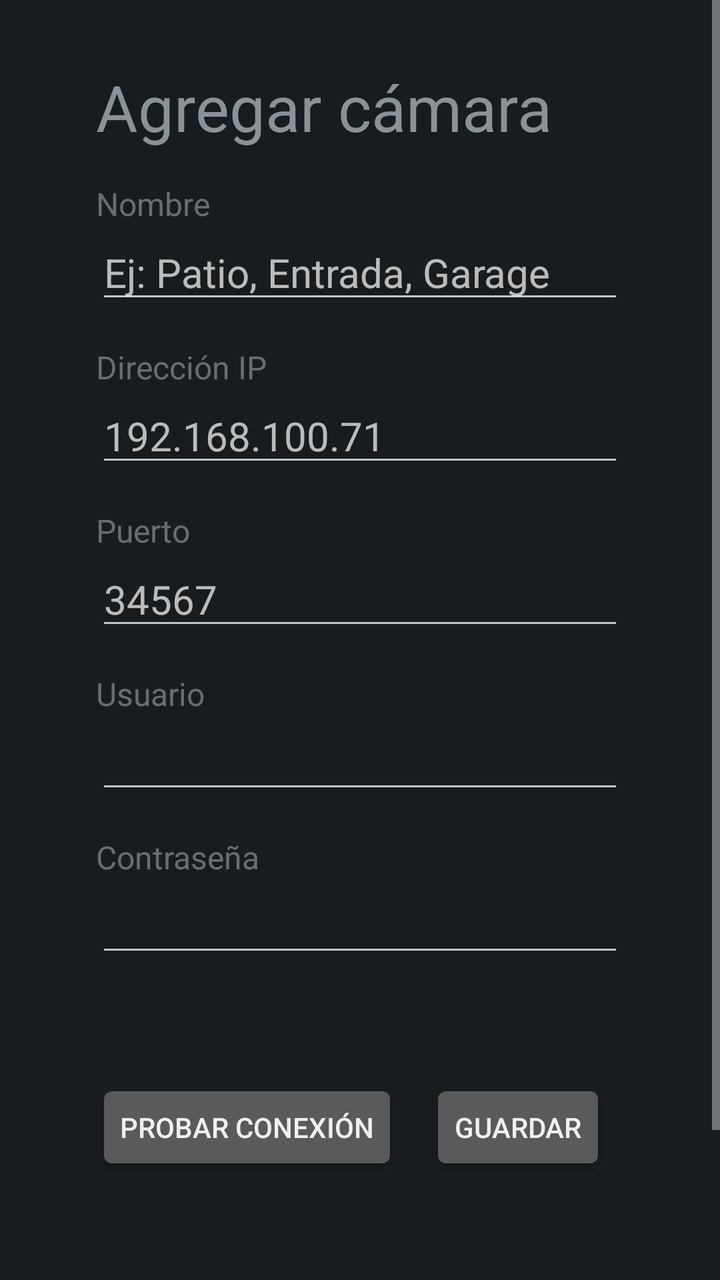
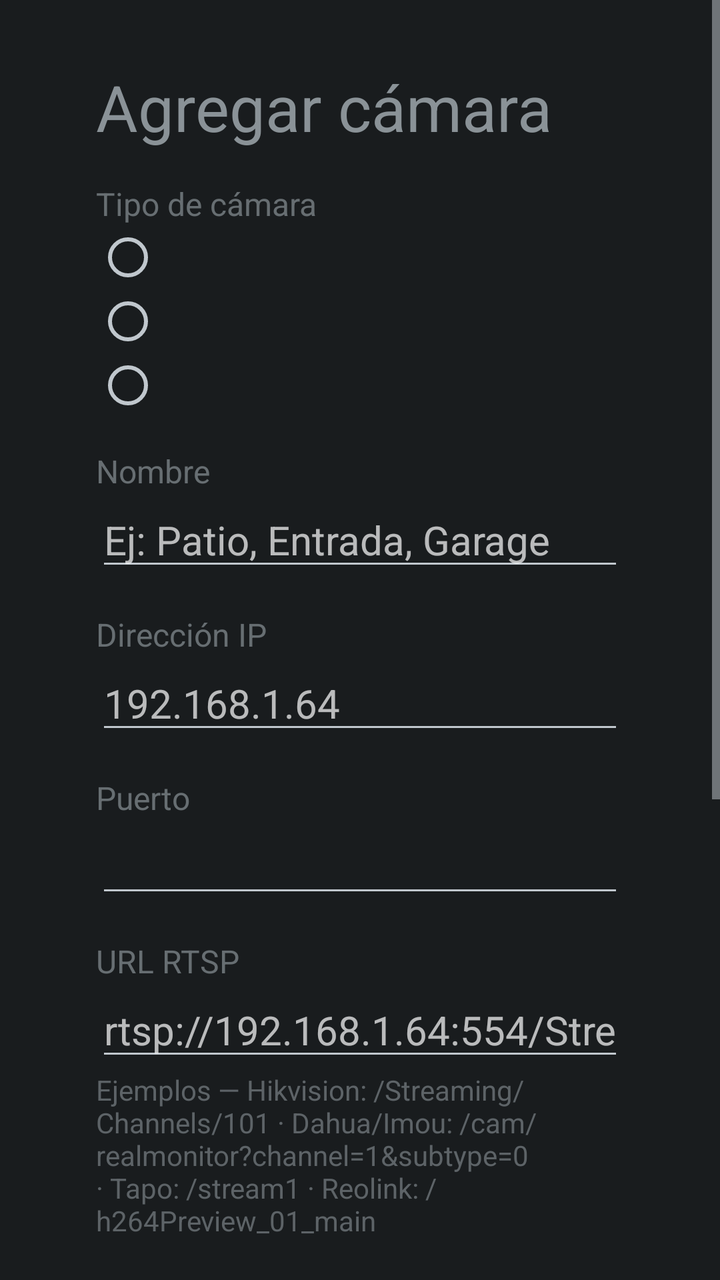

An Android layout rendered at two revisions. The XML below is the earlier revision; the diff shows what the commit changed to produce the second picture.
<!-- AndroidManifest.xml: activity theme android:Theme.DeviceDefault.NoActionBar -->
<!-- res/layout/activity_camera_edit.xml -->
<?xml version="1.0" encoding="utf-8"?>
<ScrollView xmlns:android="http://schemas.android.com/apk/res/android"
    android:layout_width="match_parent"
    android:layout_height="match_parent">

    <LinearLayout
        android:layout_width="match_parent"
        android:layout_height="wrap_content"
        android:orientation="vertical"
        android:paddingHorizontal="48dp"
        android:paddingVertical="32dp">

        <TextView
            android:id="@+id/title"
            android:layout_width="wrap_content"
            android:layout_height="wrap_content"
            android:text="Agregar cámara"
            android:textSize="32sp" />

        <TextView style="@style/FieldLabel" android:text="Nombre" />
        <EditText
            android:id="@+id/name"
            style="@style/Field"
            android:hint="Ej: Patio, Entrada, Garage"
            android:inputType="textCapSentences" />

        <TextView style="@style/FieldLabel" android:text="Dirección IP" />
        <EditText
            android:id="@+id/host"
            style="@style/Field"
            android:digits="0123456789."
            android:hint="192.168.100.71"
            android:inputType="number|numberDecimal" />

        <TextView style="@style/FieldLabel" android:text="Puerto" />
        <EditText
            android:id="@+id/port"
            style="@style/Field"
            android:hint="34567"
            android:inputType="number" />

        <TextView style="@style/FieldLabel" android:text="Usuario" />
        <EditText
            android:id="@+id/user"
            style="@style/Field"
            android:inputType="text" />

        <TextView style="@style/FieldLabel" android:text="Contraseña" />
        <EditText
            android:id="@+id/password"
            style="@style/Field"
            android:inputType="textPassword" />

        <TextView
            android:id="@+id/status"
            android:layout_width="match_parent"
            android:layout_height="wrap_content"
            android:layout_marginTop="16dp"
            android:textSize="18sp" />

        <LinearLayout
            android:layout_width="match_parent"
            android:layout_height="wrap_content"
            android:layout_marginTop="16dp"
            android:orientation="horizontal">

            <Button
                android:id="@+id/test"
                android:layout_width="wrap_content"
                android:layout_height="wrap_content"
                android:text="Probar conexión" />

            <Button
                android:id="@+id/save"
                android:layout_width="wrap_content"
                android:layout_height="wrap_content"
                android:layout_marginStart="16dp"
                android:text="Guardar" />

            <Button
                android:id="@+id/cancel"
                android:layout_width="wrap_content"
                android:layout_height="wrap_content"
                android:layout_marginStart="16dp"
                android:text="Cancelar" />
        </LinearLayout>
    </LinearLayout>
</ScrollView>
<!-- resources referenced by this layout -->
<resources>
  <style name="Field">
          <item name="android:layout_width">match_parent</item>
          <item name="android:layout_height">wrap_content</item>
          <item name="android:maxWidth">600dp</item>
          <item name="android:singleLine">true</item>
          <item name="android:textSize">20sp</item>
      </style>
  <style name="FieldLabel">
          <item name="android:layout_width">wrap_content</item>
          <item name="android:layout_height">wrap_content</item>
          <item name="android:layout_marginTop">16dp</item>
          <item name="android:textSize">16sp</item>
          <item name="android:alpha">0.7</item>
      </style>
</resources>

<!-- the commit's change to res/layout/activity_camera_edit.xml (unified diff, before → after) -->
@@ -17,6 +17,32 @@
             android:text="Agregar cámara"
             android:textSize="32sp" />
 
+        <TextView style="@style/FieldLabel" android:text="Tipo de cámara" />
+        <RadioGroup
+            android:id="@+id/type"
+            android:layout_width="wrap_content"
+            android:layout_height="wrap_content"
+            android:orientation="vertical">
+
+            <RadioButton
+                android:id="@+id/typeXmeye"
+                android:layout_width="wrap_content"
+                android:layout_height="wrap_content"
+                android:textSize="18sp" />
+
+            <RadioButton
+                android:id="@+id/typeOnvif"
+                android:layout_width="wrap_content"
+                android:layout_height="wrap_content"
+                android:textSize="18sp" />
+
+            <RadioButton
+                android:id="@+id/typeRtsp"
+                android:layout_width="wrap_content"
+                android:layout_height="wrap_content"
+                android:textSize="18sp" />
+        </RadioGroup>
+
         <TextView style="@style/FieldLabel" android:text="Nombre" />
         <EditText
             android:id="@+id/name"
@@ -24,20 +50,33 @@
             android:hint="Ej: Patio, Entrada, Garage"
             android:inputType="textCapSentences" />
 
-        <TextView style="@style/FieldLabel" android:text="Dirección IP" />
+        <TextView android:id="@+id/hostLabel" style="@style/FieldLabel" android:text="Dirección IP" />
         <EditText
             android:id="@+id/host"
             style="@style/Field"
             android:digits="0123456789."
-            android:hint="192.168.100.71"
+            android:hint="192.168.1.64"
             android:inputType="number|numberDecimal" />
 
-        <TextView style="@style/FieldLabel" android:text="Puerto" />
+        <TextView android:id="@+id/portLabel" style="@style/FieldLabel" android:text="Puerto" />
         <EditText
             android:id="@+id/port"
             style="@style/Field"
-            android:hint="34567"
             android:inputType="number" />
+
+        <TextView android:id="@+id/urlLabel" style="@style/FieldLabel" android:text="URL RTSP" />
+        <EditText
+            android:id="@+id/url"
+            style="@style/Field"
+            android:hint="rtsp://192.168.1.64:554/Streaming/Channels/101"
+            android:inputType="textUri" />
+        <TextView
+            android:id="@+id/urlHelp"
+            android:layout_width="match_parent"
+            android:layout_height="wrap_content"
+            android:alpha="0.6"
+            android:text="Ejemplos — Hikvision: /Streaming/Channels/101 · Dahua/Imou: /cam/realmonitor?channel=1&amp;subtype=0 · Tapo: /stream1 · Reolink: /h264Preview_01_main"
+            android:textSize="14sp" />
 
         <TextView style="@style/FieldLabel" android:text="Usuario" />
         <EditText
